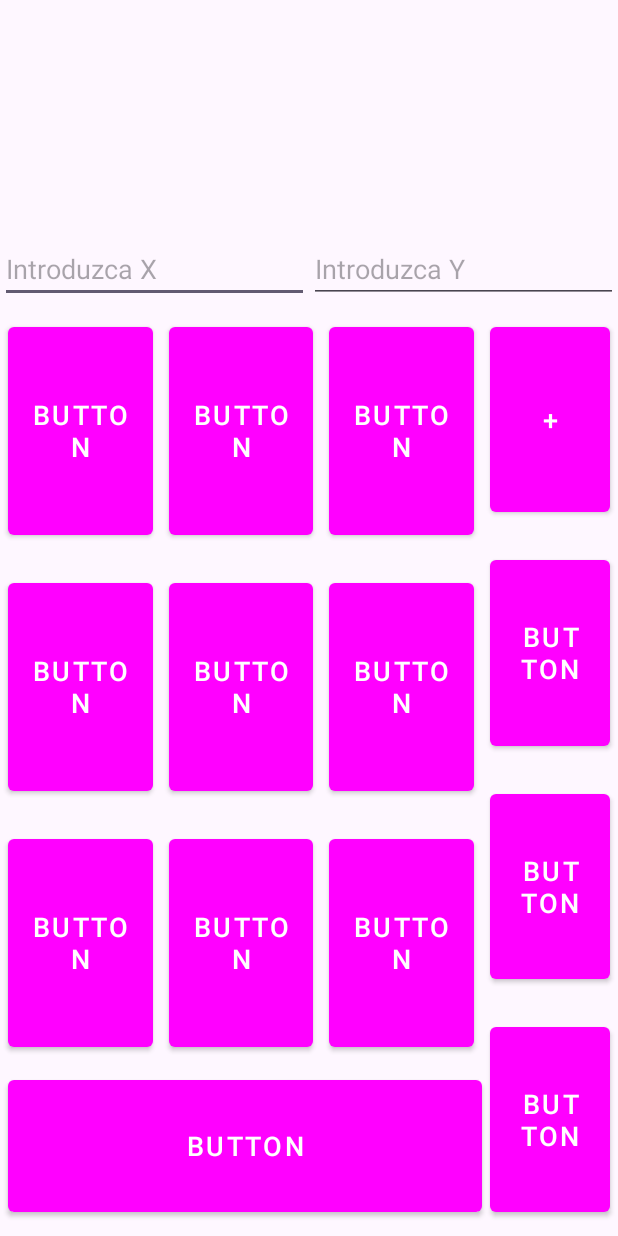
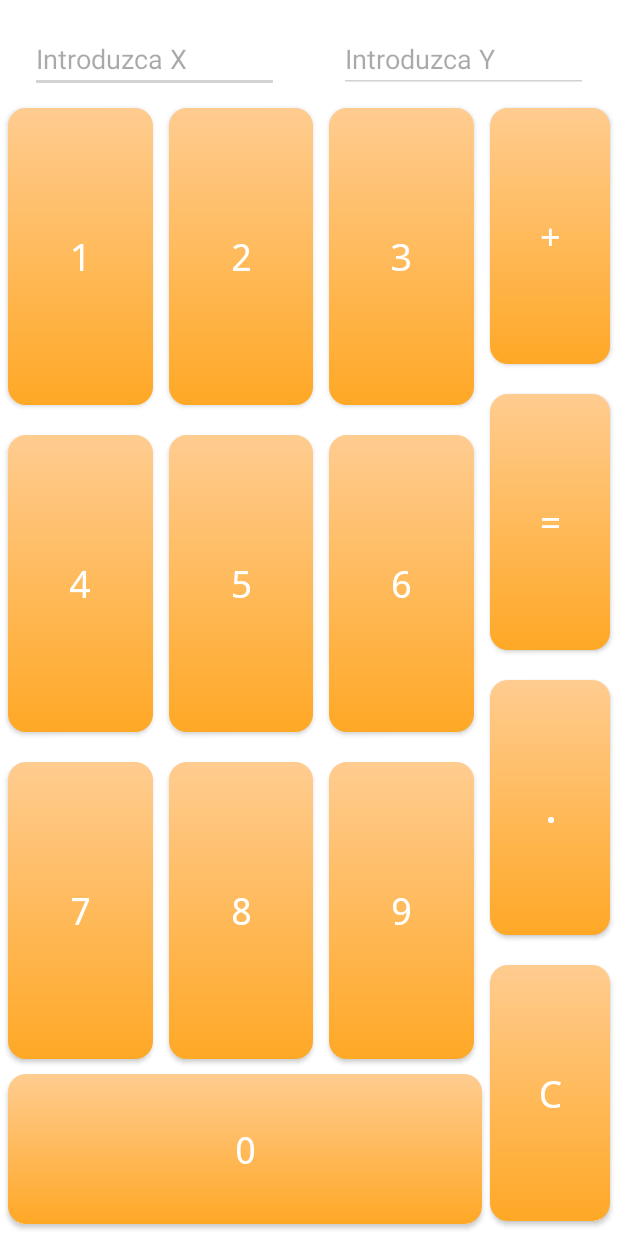
Before and after one commit to Manuvi03/PAD-2024-2025-Manuvi, an Android app: the screen it shows after launch (MainActivity), on a phone screen of 412 x 824 dp. Run offline under Robolectric (Android 15) with nearby library versions, the phone set to English and light mode, and no system bars.

Commit message:
muchos cambios para hacer el grid, falta la columna de en medio que se desalinea

```diff
--- a/app/src/main/java/es/ucm/fdi/calculator/MainActivity.java
+++ b/app/src/main/java/es/ucm/fdi/calculator/MainActivity.java
@@ -2,6 +2,7 @@ package es.ucm.fdi.calculator;
 
 import android.content.Intent;
 import android.os.Bundle;
+import android.util.Log;
 import android.view.View;
 import android.widget.Button;
 import android.widget.EditText;
@@ -17,6 +18,7 @@ public class MainActivity extends AppCompatActivity {
     private Calculator calculator;
     private EditText editTextX;
     private EditText editTextY;
+    private EditText currentText;
 
     @Override
     protected void onCreate(Bundle savedInstanceState) {
@@ -31,13 +33,83 @@ public class MainActivity extends AppCompatActivity {
         calculator = new Calculator();
         editTextX = findViewById(R.id.editTextX_view);
         editTextY = findViewById(R.id.editTextY_view);
+        currentText = editTextX;
+        setNumButtonListeners();
+        setSpecialButtonListeners();
     }
 
     public void addXandY(View view)
     {
+        Log.i(TAG,"Llega a la funcion addXandY");
         Intent intent = new Intent(this, CalculatorResultActivity.class);
         intent.putExtra("solucion",calculator.suma(Double.parseDouble(editTextX.getText().toString()),
                 Double.parseDouble(editTextY.getText().toString())));
         startActivity(intent);
     }
+
+    private void setNumButtonListeners(){
+        int[] buttonIds = {
+                R.id.button, R.id.button2, R.id.button3,
+                R.id.button4, R.id.button5, R.id.button7,
+                R.id.button8, R.id.button9, R.id.button10, R.id.button13
+        };
+        Log.i(TAG,"Llega a la funcion setNumButtonListeners");
+        //para no tener que hacer 9 listeners iguales declaro un listener que coge el texto del botton y lo escribe en el texto actual seleccionado
+        //luego se hace un for con los ids de los botones a los que hay que poner el listener
+        View.OnClickListener listener = new View.OnClickListener() {
+            @Override
+            public void onClick(View v) {
+                Button clickedButton = (Button) v;
+                String buttonText = clickedButton.getText().toString();
+                currentText.append(buttonText);
+            }
+        };
+
+        // Attach the listener to each button
+        for (int id : buttonIds) {
+            findViewById(id).setOnClickListener(listener);
+        }
+    }
+
+    private void setSpecialButtonListeners(){
+        Log.i(TAG,"Llega a la funcion setSpecialButtonListeners");
+        findViewById(R.id.add_button).setOnClickListener(new View.OnClickListener() {
+            @Override
+            public void onClick(View view) {
+                if(currentText == editTextX)
+                {
+                    currentText = editTextY;
+                }
+            }
+        });
+
+        findViewById(R.id.button6).setOnClickListener(new View.OnClickListener() {
+            @Override
+            public void onClick(View view) {
+                if(editTextX.getText() != null && editTextY != null)
+                {
+                    addXandY(view);
+                }
+            }
+        });
+
+        findViewById(R.id.button11).setOnClickListener(new View.OnClickListener() {
+            @Override
+            public void onClick(View view) {
+                if(!currentText.getText().toString().contains("."))
+                {
+                    currentText.append(".");
+                }
+            }
+        });
+
+        findViewById(R.id.button12).setOnClickListener(new View.OnClickListener() {
+            @Override
+            public void onClick(View view) {
+                editTextY.setText("");
+                editTextX.setText("");
+                currentText = editTextX;
+            }
+        });
+    }
 }
--- a/app/src/main/res/drawable/num_button.xml
+++ b/app/src/main/res/drawable/num_button.xml
@@ -1,4 +1,5 @@
 <?xml version="1.0" encoding="utf-8"?>
 <selector xmlns:android="http://schemas.android.com/apk/res/android">
-
+    <item android:state_enabled="true" android:drawable="@drawable/orange_gradient" />
+    <item android:drawable="@drawable/orange_gradient" />
 </selector>
--- a/app/src/main/res/drawable/orange_gradient.xml
+++ b/app/src/main/res/drawable/orange_gradient.xml
@@ -1,14 +1,15 @@
 <?xml version="1.0" encoding="utf-8"?>
-<selector xmlns:android="http://schemas.android.com/apk/res/android">
+<layer-list xmlns:android="http://schemas.android.com/apk/res/android">
     <item>
         <shape>
             <gradient
                 android:angle="90"
-                android:startColor="#FFA726"
-                android:endColor="#FFCC80"
+                android:startColor="#FFA826"
+                android:endColor="#FFCC90"
                 android:type="linear" />
 
             <corners android:radius="12dp"/>
         </shape>
     </item>
-</selector>
+
+</layer-list>
--- a/app/src/main/res/layout/activity_main.xml
+++ b/app/src/main/res/layout/activity_main.xml
@@ -14,10 +14,13 @@
         android:id="@+id/editTextX_view"
         android:layout_width="0dp"
         android:layout_height="42dp"
-        android:layout_marginTop="160dp"
+        android:layout_marginTop="20dp"
+        android:backgroundTint="@color/light_grey"
         android:ems="10"
         android:hint="@string/label_x"
         android:inputType="numberDecimal"
+        android:layout_marginStart="20dp"
+        android:layout_marginEnd="20dp"
         app:layout_constrainedHeight="false"
         app:layout_constraintEnd_toStartOf="@+id/editTextY_view"
         app:layout_constraintHorizontal_bias="0.5"
@@ -31,25 +34,32 @@
         android:ems="10"
         android:hint="@string/label_y"
         android:inputType="numberDecimal"
+        android:backgroundTint="@color/light_grey"
+        android:layout_marginStart="20dp"
+        android:layout_marginEnd="20dp"
         app:layout_constraintEnd_toEndOf="parent"
         app:layout_constraintHorizontal_bias="0.5"
         app:layout_constraintStart_toEndOf="@+id/editTextX_view"
         app:layout_constraintTop_toTopOf="@+id/editTextX_view" />
 
-    <Button
+    <!-- los MaterialButtons no soportan cambiar el fondo por otro drawable, probando
+    las soluciones propuestas por desarrolladores (backgroundTint = @null) y cambiar el theme
+    por DayNight.actionBar.Bridge tampoco han funcionado al final he tenido que utilizar botones
+    de la api AppCompat-->
+    <androidx.appcompat.widget.AppCompatButton
         android:id="@+id/button3"
         style="@style/num_button_style"
-        android:text="Button"
+        android:text="3"
         app:layout_constraintBottom_toTopOf="@+id/button7"
         app:layout_constraintEnd_toStartOf="@+id/add_button"
         app:layout_constraintHorizontal_bias="0.5"
         app:layout_constraintStart_toEndOf="@+id/button2"
         app:layout_constraintTop_toBottomOf="@+id/editTextY_view" />
 
-    <Button
+    <androidx.appcompat.widget.AppCompatButton
         android:id="@+id/button"
         style="@style/num_button_style"
-        android:text="Button"
+        android:text="1"
         app:layout_constraintBottom_toTopOf="@+id/button4"
         app:layout_constraintEnd_toStartOf="@+id/button2"
         app:layout_constraintHorizontal_bias="0.5"
@@ -57,11 +67,10 @@
         app:layout_constraintStart_toStartOf="parent"
         app:layout_constraintTop_toBottomOf="@+id/editTextX_view" />
 
-    <Button
+    <androidx.appcompat.widget.AppCompatButton
 
         android:id="@+id/add_button"
         style="@style/op_button_style"
-        android:onClick="addXandY"
         android:text="@string/boton_sumar"
         app:layout_constraintBottom_toTopOf="@+id/button6"
         app:layout_constraintEnd_toEndOf="parent"
@@ -69,109 +78,111 @@
         app:layout_constraintStart_toEndOf="@+id/button3"
         app:layout_constraintTop_toBottomOf="@+id/editTextY_view" />
 
-    <Button
+    <androidx.appcompat.widget.AppCompatButton
         android:id="@+id/button6"
         style="@style/op_button_style"
-        android:text="Button"
+        android:text="="
         app:layout_constraintBottom_toTopOf="@+id/button11"
         app:layout_constraintEnd_toEndOf="parent"
         app:layout_constraintHorizontal_bias="0.5"
         app:layout_constraintStart_toEndOf="@+id/button7"
         app:layout_constraintTop_toBottomOf="@+id/add_button" />
 
-    <Button
+    <androidx.appcompat.widget.AppCompatButton
         android:id="@+id/button7"
         style="@style/num_button_style"
-        android:text="Button"
+        android:text="6"
         app:layout_constraintBottom_toTopOf="@+id/button10"
         app:layout_constraintEnd_toStartOf="@+id/button6"
         app:layout_constraintHorizontal_bias="0.5"
         app:layout_constraintStart_toEndOf="@+id/button5"
         app:layout_constraintTop_toBottomOf="@+id/button3" />
 
-    <Button
+    <androidx.appcompat.widget.AppCompatButton
         android:id="@+id/button4"
         style="@style/num_button_style"
-        android:text="Button"
+        android:text="4"
         app:layout_constraintBottom_toTopOf="@+id/button8"
         app:layout_constraintEnd_toStartOf="@+id/button5"
         app:layout_constraintHorizontal_bias="0.5"
         app:layout_constraintStart_toStartOf="parent"
         app:layout_constraintTop_toBottomOf="@+id/button" />
 
-    <Button
+    <androidx.appcompat.widget.AppCompatButton
         android:id="@+id/button8"
         style="@style/num_button_style"
-        android:text="Button"
+        android:text="7"
         app:layout_constraintBottom_toTopOf="@+id/button13"
         app:layout_constraintEnd_toStartOf="@+id/button9"
         app:layout_constraintHorizontal_bias="0.5"
         app:layout_constraintStart_toStartOf="parent"
         app:layout_constraintTop_toBottomOf="@+id/button4" />
 
-    <Button
+    <androidx.appcompat.widget.AppCompatButton
         android:id="@+id/button9"
         style="@style/num_button_style"
-        android:text="Button"
+        android:text="8"
         app:layout_constraintBottom_toTopOf="@+id/button13"
         app:layout_constraintEnd_toStartOf="@+id/button10"
         app:layout_constraintHorizontal_bias="0.5"
         app:layout_constraintStart_toEndOf="@+id/button8"
         app:layout_constraintTop_toBottomOf="@+id/button5" />
 
-    <Button
+    <androidx.appcompat.widget.AppCompatButton
         android:id="@+id/button5"
         style="@style/num_button_style"
-        android:text="Button"
+        android:text="5"
         app:layout_constraintBottom_toTopOf="@+id/button9"
         app:layout_constraintEnd_toStartOf="@+id/button7"
         app:layout_constraintHorizontal_bias="0.5"
         app:layout_constraintStart_toEndOf="@+id/button4"
         app:layout_constraintTop_toBottomOf="@+id/button2" />
 
-    <Button
+    <androidx.appcompat.widget.AppCompatButton
         android:id="@+id/button2"
         style="@style/num_button_style"
-        android:text="Button"
+        android:text="2"
         app:layout_constraintBottom_toTopOf="@+id/button5"
         app:layout_constraintEnd_toStartOf="@+id/button3"
         app:layout_constraintHorizontal_bias="0.5"
         app:layout_constraintStart_toEndOf="@+id/button"
         app:layout_constraintTop_toBottomOf="@+id/editTextX_view" />
 
-    <Button
+    <androidx.appcompat.widget.AppCompatButton
         android:id="@+id/button13"
         style="@style/num_button_style"
         android:layout_height="100dp"
-        android:text="Button"
+        android:layout_marginBottom="8dp"
+        android:text="0"
         app:layout_constraintBottom_toBottomOf="parent"
         app:layout_constraintEnd_toStartOf="@+id/button11"
+        app:layout_constraintHorizontal_bias="0.192"
         app:layout_constraintStart_toStartOf="parent" />
 
-    <Button
+    <androidx.appcompat.widget.AppCompatButton
         android:id="@+id/button10"
         style="@style/num_button_style"
-        android:text="Button"
+        android:text="9"
         app:layout_constraintBottom_toTopOf="@+id/button13"
         app:layout_constraintEnd_toStartOf="@+id/button11"
         app:layout_constraintHorizontal_bias="0.5"
         app:layout_constraintStart_toEndOf="@+id/button9"
         app:layout_constraintTop_toBottomOf="@+id/button7" />
 
-    <Button
+    <androidx.appcompat.widget.AppCompatButton
         android:id="@+id/button11"
         style="@style/op_button_style"
-        android:text="Button"
+        android:text="."
         app:layout_constraintBottom_toTopOf="@+id/button12"
         app:layout_constraintEnd_toEndOf="parent"
         app:layout_constraintHorizontal_bias="0.5"
         app:layout_constraintStart_toEndOf="@+id/button10"
         app:layout_constraintTop_toBottomOf="@+id/button6" />
 
-    <Button
+    <androidx.appcompat.widget.AppCompatButton
         android:id="@+id/button12"
         style="@style/op_button_style"
-        android:text="Button"
+        android:text="C"
         app:layout_constraintBottom_toBottomOf="parent"
         app:layout_constraintEnd_toEndOf="parent"
         app:layout_constraintHorizontal_bias="1.0"
--- a/app/src/main/res/values-night/themes.xml
+++ b/app/src/main/res/values-night/themes.xml
@@ -1,7 +1,6 @@
 <resources xmlns:tools="http://schemas.android.com/tools">
     <!-- Base application theme. -->
     <style name="Base.Theme.Calculator" parent="Theme.Material3.DayNight.NoActionBar">
-        <!-- Customize your dark theme here. -->
-        <!-- <item name="colorPrimary">@color/my_dark_primary</item> -->
+        <item name="android:colorBackground">@color/black</item>
     </style>
 </resources>
--- a/app/src/main/res/values/colors.xml
+++ b/app/src/main/res/values/colors.xml
@@ -3,5 +3,6 @@
     <color name="black">#FF000000</color>
     <color name="white">#FFFFFFFF</color>
     <color name ="orange">#FFA500</color>
+    <color name = "light_grey">#D3D3D3</color>
 
 </resources>
--- a/app/src/main/res/values/styles.xml
+++ b/app/src/main/res/values/styles.xml
@@ -1,24 +1,26 @@
 <?xml version="1.0" encoding="utf-8"?>
 <resources>
-    <!-- el boton hereda de material Design es decir es un MaterialButton-->
-    <style name = "num_button_style" parent="Widget.MaterialComponents.Button">
-        <item name="android:layout_width">0dp</item>
-        <item name="android:layout_height">0dp</item>
-        <item name="android:textSize">18sp</item>
-        <item name="android:layout_marginTop">10dp</item>
-        <item name="android:layout_marginBottom">10dp</item>
-        <item name="android:layout_marginLeft">5dp</item>
-        <item name="android:layout_marginRight">5dp</item>W
-
-    </style>
-
-    <style name="op_button_style" parent="Widget.MaterialComponents.Button">
-        <item name="android:layout_width">80dp</item>
-        <item name="android:layout_height">0dp</item>
-        <item name="android:textSize">18sp</item>
+    <!-- Estilo base con las propiedades comunes -->
+    <style name="button_base_style" parent="Widget.AppCompat.Button">
+        <item name="android:textSize">25sp</item>
         <item name="android:layout_marginTop">10dp</item>
         <item name="android:layout_marginBottom">10dp</item>
         <item name="android:layout_marginLeft">5dp</item>
         <item name="android:layout_marginRight">5dp</item>
+        <item name="android:background">@drawable/num_button</item>
+        <item name="android:fontFamily">monospace</item>
+        <item name="android:textColor">@color/white</item>
+    </style>
+
+    <!-- Estilo para el botón numérico, hereda del estilo base -->
+    <style name="num_button_style" parent="button_base_style">
+        <item name="android:layout_width">0dp</item>
+        <item name="android:layout_height">0dp</item>
+    </style>
+
+
+    <style name="op_button_style" parent="button_base_style">
+        <item name="android:layout_width">80dp</item>
+        <item name="android:layout_height">0dp</item>
     </style>
 </resources>
--- a/app/src/main/res/values/themes.xml
+++ b/app/src/main/res/values/themes.xml
@@ -1,9 +1,7 @@
 <resources xmlns:tools="http://schemas.android.com/tools">
     <!-- Base application theme. -->
     <style name="Base.Theme.Calculator" parent="Theme.Material3.DayNight.NoActionBar">
-        <item name= "colorPrimary"> @drawable/orange_gradient</item>
-        <item name= "colorPrimaryVariant"> @color/black</item>
-        <item name= "colorOnPrimary"> @color/white</item>
+        <item name="android:colorBackground">@color/white</item>
     </style>
 
     <style name="Theme.Calculator" parent="Base.Theme.Calculator" />
```
